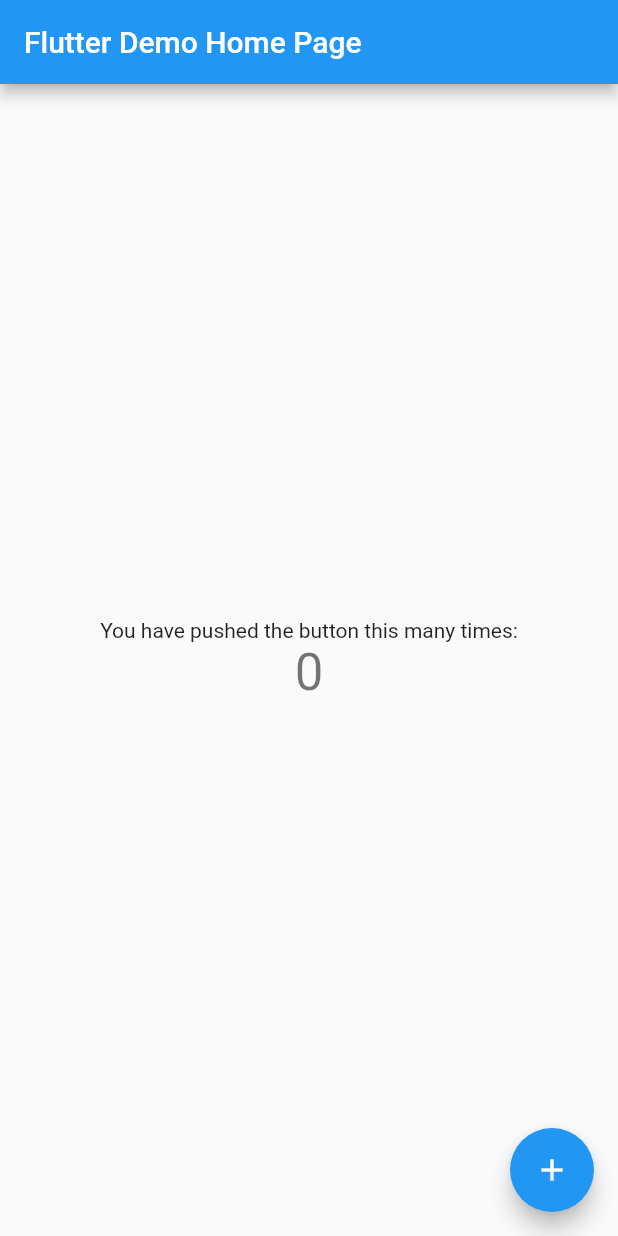
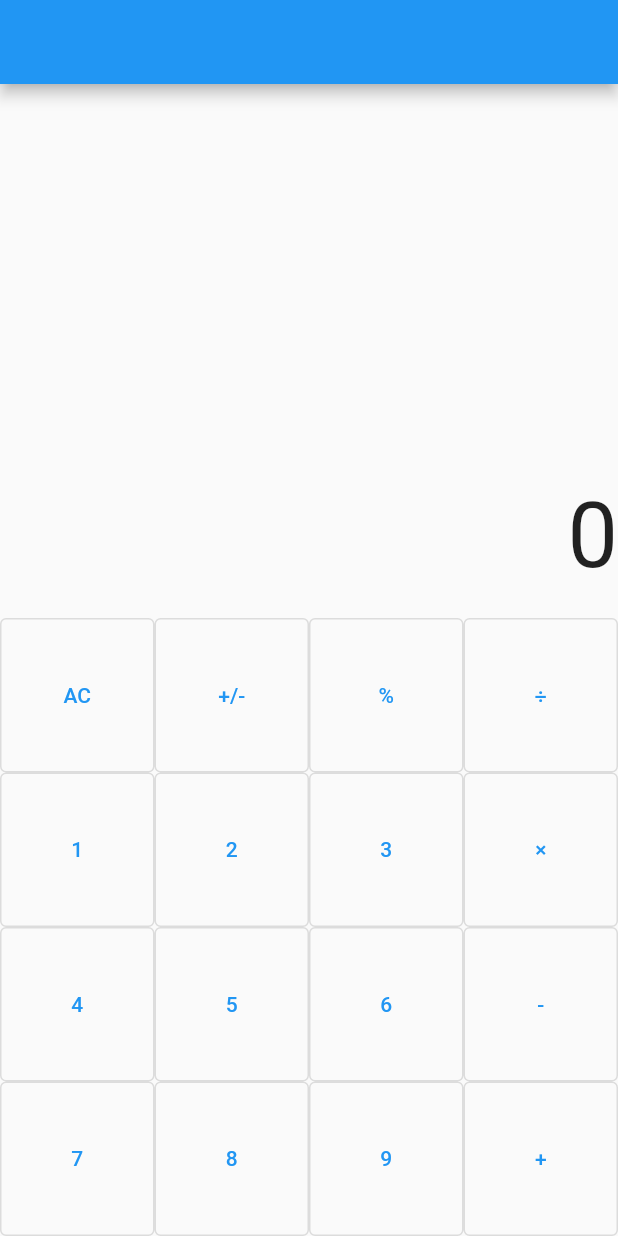
Before and after one commit to MakaiPan/Flutter_calculator, a Flutter app: the screen it shows after launch, on a phone screen of 412 x 824 dp. Run offline on Flutter 3.47's test engine with Material 2 defaults, Android fonts, the phone set to English and light mode, and no system bars.

Commit message:
Create basic widget

```diff
--- /dev/null
+++ b/lib/extension.dart
@@ -0,0 +1,3 @@
+extension DisplayNumber on double {
+  String toDisplay() => this == toInt() ? toStringAsFixed(0) : toString();
+}
--- a/lib/main.dart
+++ b/lib/main.dart
@@ -1,3 +1,4 @@
+import 'package:calculator/pages/home/home.dart';
 import 'package:flutter/material.dart';
 
 void main() {
@@ -7,109 +8,15 @@ void main() {
 class MyApp extends StatelessWidget {
   const MyApp({Key? key}) : super(key: key);
 
-  // This widget is the root of your application.
   @override
   Widget build(BuildContext context) {
     return MaterialApp(
-      title: 'Flutter Demo',
+      title: 'Simple Calculator',
       theme: ThemeData(
-        // This is the theme of your application.
-        //
-        // Try running your application with "flutter run". You'll see the
-        // application has a blue toolbar. Then, without quitting the app, try
-        // changing the primarySwatch below to Colors.green and then invoke
-        // "hot reload" (press "r" in the console where you ran "flutter run",
-        // or simply save your changes to "hot reload" in a Flutter IDE).
-        // Notice that the counter didn't reset back to zero; the application
-        // is not restarted.
         primarySwatch: Colors.blue,
       ),
-      home: const MyHomePage(title: 'Flutter Demo Home Page'),
+      home: const HomePage(),
+      debugShowCheckedModeBanner: false,
     );
   }
 }
-
-class MyHomePage extends StatefulWidget {
-  const MyHomePage({Key? key, required this.title}) : super(key: key);
-
-  // This widget is the home page of your application. It is stateful, meaning
-  // that it has a State object (defined below) that contains fields that affect
-  // how it looks.
-
-  // This class is the configuration for the state. It holds the values (in this
-  // case the title) provided by the parent (in this case the App widget) and
-  // used by the build method of the State. Fields in a Widget subclass are
-  // always marked "final".
-
-  final String title;
-
-  @override
-  State<MyHomePage> createState() => _MyHomePageState();
-}
-
-class _MyHomePageState extends State<MyHomePage> {
-  int _counter = 0;
-
-  void _incrementCounter() {
-    setState(() {
-      // This call to setState tells the Flutter framework that something has
-      // changed in this State, which causes it to rerun the build method below
-      // so that the display can reflect the updated values. If we changed
-      // _counter without calling setState(), then the build method would not be
-      // called again, and so nothing would appear to happen.
-      _counter++;
-    });
-  }
-
-  @override
-  Widget build(BuildContext context) {
-    // This method is rerun every time setState is called, for instance as done
-    // by the _incrementCounter method above.
-    //
-    // The Flutter framework has been optimized to make rerunning build methods
-    // fast, so that you can just rebuild anything that needs updating rather
-    // than having to individually change instances of widgets.
-    return Scaffold(
-      appBar: AppBar(
-        // Here we take the value from the MyHomePage object that was created by
-        // the App.build method, and use it to set our appbar title.
-        title: Text(widget.title),
-      ),
-      body: Center(
-        // Center is a layout widget. It takes a single child and positions it
-        // in the middle of the parent.
-        child: Column(
-          // Column is also a layout widget. It takes a list of children and
-          // arranges them vertically. By default, it sizes itself to fit its
-          // children horizontally, and tries to be as tall as its parent.
-          //
-          // Invoke "debug painting" (press "p" in the console, choose the
-          // "Toggle Debug Paint" action from the Flutter Inspector in Android
-          // Studio, or the "Toggle Debug Paint" command in Visual Studio Code)
-          // to see the wireframe for each widget.
-          //
-          // Column has various properties to control how it sizes itself and
-          // how it positions its children. Here we use mainAxisAlignment to
-          // center the children vertically; the main axis here is the vertical
-          // axis because Columns are vertical (the cross axis would be
-          // horizontal).
-          mainAxisAlignment: MainAxisAlignment.center,
-          children: <Widget>[
-            const Text(
-              'You have pushed the button this many times:',
-            ),
-            Text(
-              '$_counter',
-              style: Theme.of(context).textTheme.headline4,
-            ),
-          ],
-        ),
-      ),
-      floatingActionButton: FloatingActionButton(
-        onPressed: _incrementCounter,
-        tooltip: 'Increment',
-        child: const Icon(Icons.add),
-      ), // This trailing comma makes auto-formatting nicer for build methods.
-    );
-  }
-}
--- /dev/null
+++ b/lib/models/calcultor.dart
@@ -0,0 +1,27 @@
+import 'package:calculator/extension.dart';
+
+class Calculator {
+  static double num1 = 0.0;
+  static double? num2;
+
+  static void add() {
+    if (num2 != null && num2 != 0) {
+      num1 += num2!;
+      num2 = null;
+    } else {
+      num2 = 0;
+    }
+  }
+
+  static void pressedNumber(int number) {
+    if (num2 == null) {
+      num1 = num1 * 10 + number;
+    } else {
+      num2 = num2! * 10 + number;
+    }
+  }
+
+  static String displayNumber() {
+    return num2 == null ? num1.toDisplay() : num2!.toDisplay();
+  }
+}
--- /dev/null
+++ b/lib/pages/home/components/body.dart
@@ -0,0 +1,24 @@
+import 'package:calculator/models/calcultor.dart';
+import 'package:flutter/material.dart';
+
+import '../components/numeric_keypad.dart';
+
+class Body extends StatelessWidget {
+  const Body({Key? key}) : super(key: key);
+
+  @override
+  Widget build(BuildContext context) {
+    return Column(
+      crossAxisAlignment: CrossAxisAlignment.end,
+      children: [
+        const Spacer(),
+        Text(
+          Calculator.displayNumber(),
+          style: const TextStyle(fontSize: 60.0),
+        ),
+        const SizedBox(height: 20.0),
+        NumericKeypad(),
+      ],
+    );
+  }
+}
--- /dev/null
+++ b/lib/pages/home/components/numeric_keypad.dart
@@ -0,0 +1,82 @@
+import 'package:flutter/material.dart';
+
+class NumericKeypad extends StatelessWidget {
+  const NumericKeypad({Key? key}) : super(key: key);
+
+  @override
+  Widget build(BuildContext context) {
+    return GridView(
+      shrinkWrap: true,
+      physics: const ScrollPhysics(),
+      gridDelegate: const SliverGridDelegateWithFixedCrossAxisCount(
+        crossAxisCount: 4,
+      ),
+      children: [
+        OutlinedButton(
+          child: Text('AC'),
+          onPressed: () {},
+        ),
+        OutlinedButton(
+          child: Text('+/-'),
+          onPressed: () {},
+        ),
+        OutlinedButton(
+          child: Text('%'),
+          onPressed: () {},
+        ),
+        OutlinedButton(
+          child: Text('÷'),
+          onPressed: () {},
+        ),
+        OutlinedButton(
+          child: Text('1'),
+          onPressed: () {},
+        ),
+        OutlinedButton(
+          child: Text('2'),
+          onPressed: () {},
+        ),
+        OutlinedButton(
+          child: Text('3'),
+          onPressed: () {},
+        ),
+        OutlinedButton(
+          child: Text('×'),
+          onPressed: () {},
+        ),
+        OutlinedButton(
+          child: Text('4'),
+          onPressed: () {},
+        ),
+        OutlinedButton(
+          child: Text('5'),
+          onPressed: () {},
+        ),
+        OutlinedButton(
+          child: Text('6'),
+          onPressed: () {},
+        ),
+        OutlinedButton(
+          child: Text('-'),
+          onPressed: () {},
+        ),
+        OutlinedButton(
+          child: Text('7'),
+          onPressed: () {},
+        ),
+        OutlinedButton(
+          child: Text('8'),
+          onPressed: () {},
+        ),
+        OutlinedButton(
+          child: Text('9'),
+          onPressed: () {},
+        ),
+        OutlinedButton(
+          child: Text('+'),
+          onPressed: () {},
+        ),
+      ],
+    );
+  }
+}
--- /dev/null
+++ b/lib/pages/home/home.dart
@@ -0,0 +1,15 @@
+import 'package:flutter/material.dart';
+
+import 'components/body.dart';
+
+class HomePage extends StatelessWidget {
+  const HomePage({Key? key}) : super(key: key);
+
+  @override
+  Widget build(BuildContext context) {
+    return Scaffold(
+      appBar: AppBar(),
+      body: const Body(),
+    );
+  }
+}
```
